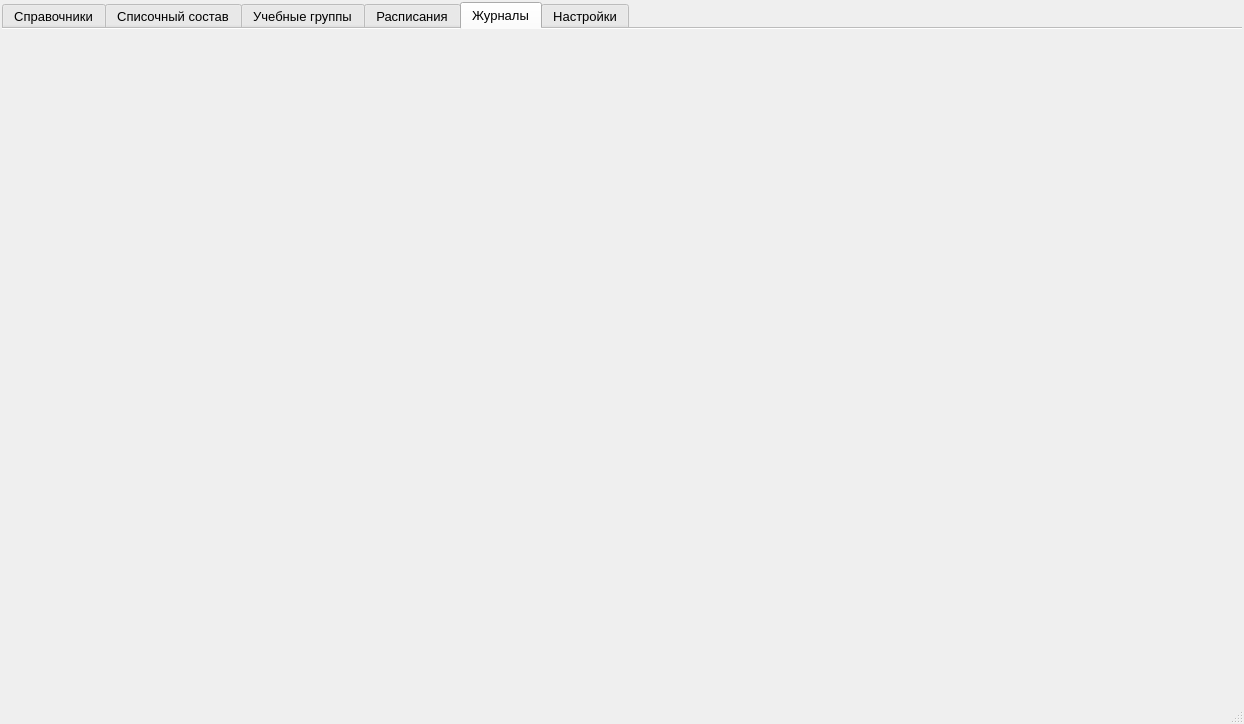
Qt form forms_journal/MainWindow.ui (AlexanderSokolov69/Journal310) before a commit.
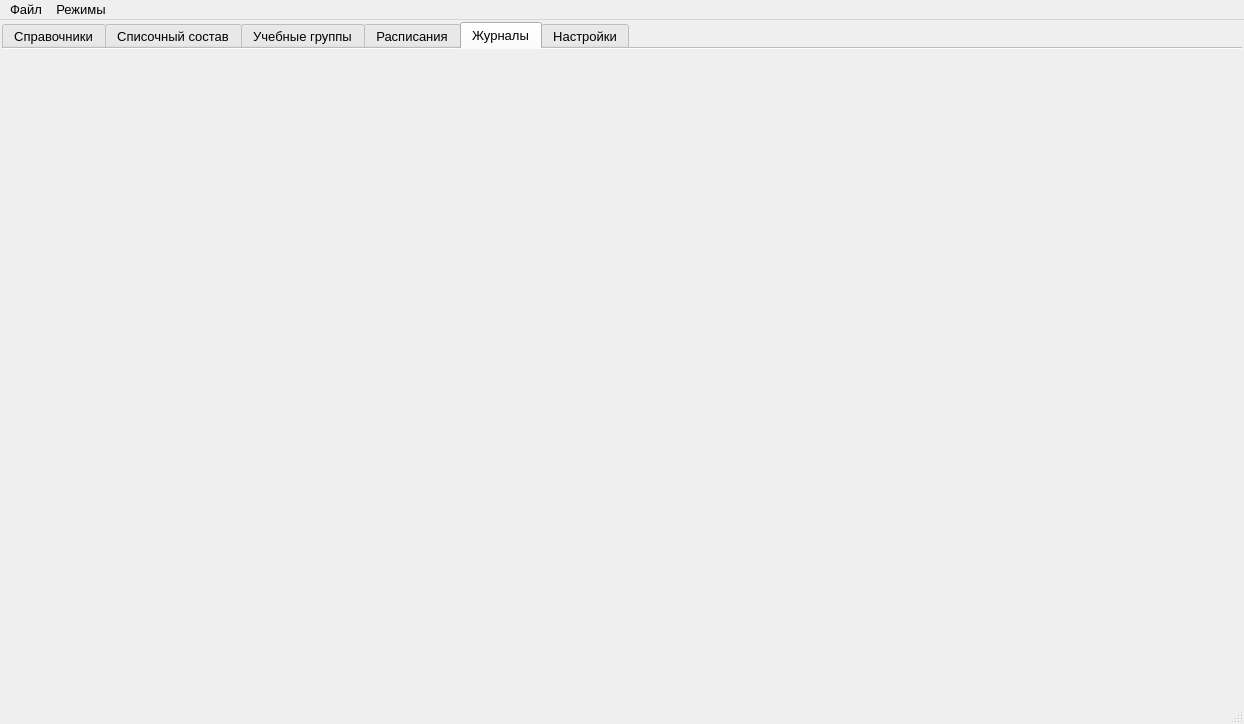
The same form after that commit. The open tabs and pages were chosen to show the change. Icons and pictures are not drawn.

What changed in the file:
```diff
--- a/forms_journal/MainWindow.ui
+++ b/forms_journal/MainWindow.ui
@@ -930,6 +930,19 @@
      <height>23</height>
     </rect>
    </property>
+   <widget class="QMenu" name="menu">
+    <property name="title">
+     <string>Файл</string>
+    </property>
+   </widget>
+   <widget class="QMenu" name="menu_2">
+    <property name="title">
+     <string>Режимы</string>
+    </property>
+    <addaction name="action_tab1"/>
+   </widget>
+   <addaction name="menu"/>
+   <addaction name="menu_2"/>
   </widget>
   <widget class="QStatusBar" name="statusbar">
    <property name="palette">
```
Left out of the diff: 9 changed lines with no effect on the pictures.
